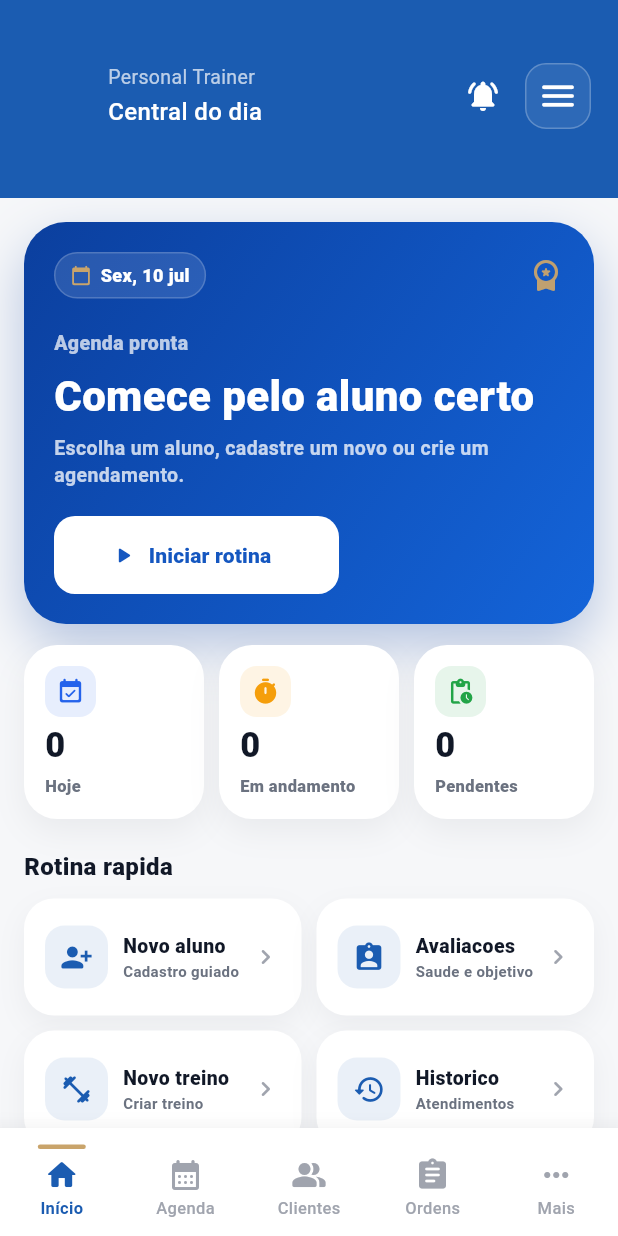
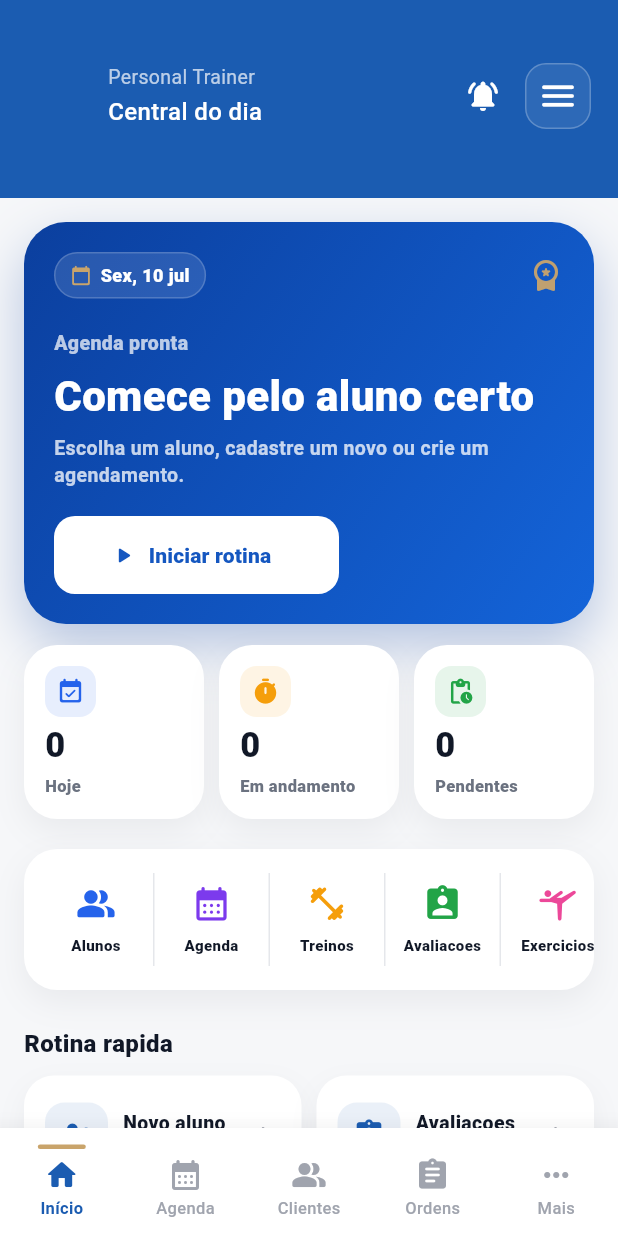
Before and after one commit to Adilson-GDI/AtendeFacil, a Flutter app: the screen it shows after launch, on a phone screen of 412 x 824 dp. Run offline on Flutter 3.47's test engine with Material 3 defaults, Android fonts, the phone set to English and light mode, and no system bars; our stand-ins replace device_info_plus, file_picker, firebase_core, firebase_messaging, flutter_local_notifications, package_info_plus and 3 more; accounts and stored records are empty.

Commit message:
Add home modules carousel

```diff
--- a/lib/screens/home/home_screen.dart
+++ b/lib/screens/home/home_screen.dart
@@ -793,6 +793,142 @@ class _HomeScreenState extends State<HomeScreen> {
     );
   }
 
+  Widget _modulesCarousel() {
+    final items = <({IconData icon, String label, String route, Color color})>[
+      (
+        icon: Icons.people_alt_rounded,
+        label: 'Alunos',
+        route: '/clientes',
+        color: const Color(0xFF2563EB),
+      ),
+      (
+        icon: Icons.calendar_month_rounded,
+        label: 'Agenda',
+        route: '/agenda',
+        color: const Color(0xFF7C3AED),
+      ),
+      (
+        icon: Icons.fitness_center_rounded,
+        label: 'Treinos',
+        route: '/treinos',
+        color: const Color(0xFFF59E0B),
+      ),
+      (
+        icon: Icons.assignment_ind_rounded,
+        label: 'Avaliacoes',
+        route: '/anamnese',
+        color: const Color(0xFF22A447),
+      ),
+      (
+        icon: Icons.sports_gymnastics_rounded,
+        label: 'Exercicios',
+        route: '/exercicios',
+        color: const Color(0xFFEC4899),
+      ),
+      (
+        icon: Icons.chat_bubble_rounded,
+        label: 'Mensagens',
+        route: '/mensagens-whatsapp',
+        color: const Color(0xFF2563EB),
+      ),
+      (
+        icon: Icons.add_location_alt_rounded,
+        label: 'Locais',
+        route: '/locais-atendimento',
+        color: const Color(0xFF0EA5E9),
+      ),
+      (
+        icon: Icons.notifications_active_rounded,
+        label: 'Lembretes',
+        route: '/lembretes',
+        color: const Color(0xFFEF4444),
+      ),
+      (
+        icon: Icons.payments_rounded,
+        label: 'Financeiro',
+        route: '/financeiro',
+        color: const Color(0xFF16A34A),
+      ),
+      (
+        icon: Icons.storefront_rounded,
+        label: 'Perfil',
+        route: '/empresa',
+        color: const Color(0xFF6366F1),
+      ),
+      (
+        icon: Icons.palette_rounded,
+        label: 'Aparencia',
+        route: '/aparencia',
+        color: const Color(0xFFD946EF),
+      ),
+      (
+        icon: Icons.backup_rounded,
+        label: 'Backup',
+        route: '/backup',
+        color: const Color(0xFF64748B),
+      ),
+      (
+        icon: Icons.support_agent_rounded,
+        label: 'Suporte',
+        route: '/suporte',
+        color: const Color(0xFF0891B2),
+      ),
+    ];
+
+    return Container(
+      height: 94,
+      decoration: BoxDecoration(
+        color: Colors.white,
+        borderRadius: BorderRadius.circular(22),
+        boxShadow: [
+          BoxShadow(
+            color: const Color(0xFF0F172A).withValues(alpha: 0.06),
+            blurRadius: 18,
+            offset: const Offset(0, 8),
+          ),
+        ],
+      ),
+      child: ListView.separated(
+        scrollDirection: Axis.horizontal,
+        padding: const EdgeInsets.symmetric(horizontal: 10, vertical: 12),
+        itemCount: items.length,
+        separatorBuilder: (_, _) => Container(
+          width: 1,
+          margin: const EdgeInsets.symmetric(vertical: 4),
+          color: AppColors.border,
+        ),
+        itemBuilder: (context, index) {
+          final item = items[index];
+          return InkWell(
+            onTap: () => Navigator.pushNamed(context, item.route),
+            borderRadius: BorderRadius.circular(14),
+            child: SizedBox(
+              width: 76,
+              child: Column(
+                mainAxisAlignment: MainAxisAlignment.center,
+                children: [
+                  Icon(item.icon, color: item.color, size: 27),
+                  const SizedBox(height: 7),
+                  Text(
+                    item.label,
+                    maxLines: 1,
+                    overflow: TextOverflow.ellipsis,
+                    textAlign: TextAlign.center,
+                    style: const TextStyle(
+                      color: AppColors.textDark,
+                      fontSize: 10,
+                      fontWeight: FontWeight.w800,
+                    ),
+                  ),
+                ],
+              ),
+            ),
+          );
+        },
+      ),
+    );
+  }
+
   Widget _quickActions() {
     return Column(
       children: [
@@ -1156,6 +1292,8 @@ class _HomeScreenState extends State<HomeScreen> {
                   const SizedBox(height: 14),
                   _metricsRow(),
                   const SizedBox(height: 20),
+                  _modulesCarousel(),
+                  const SizedBox(height: 24),
                   _sectionHeader('Rotina rapida'),
                   _quickActions(),
                   const SizedBox(height: 20),
```
